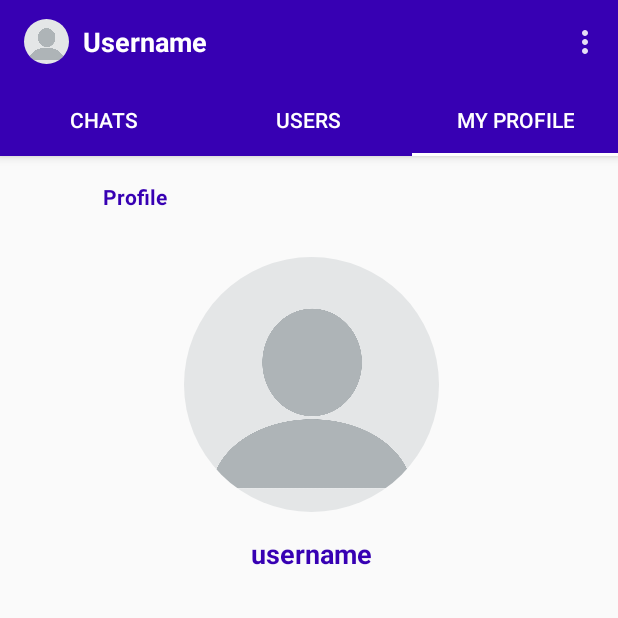
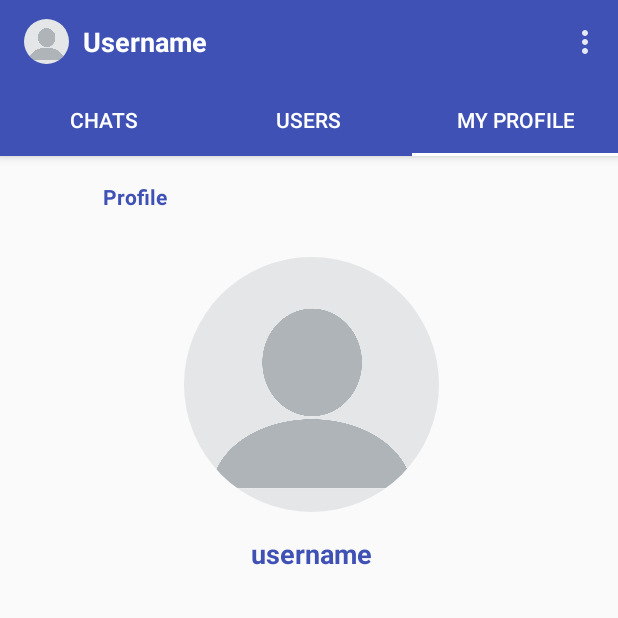
Before and after one commit to veeramika/Texta-FirebaseChatApp, an Android app: the screen it shows after launch once a user with an empty profile is signed in (MainActivity), tab 3 chosen, on a phone screen of 412 x 824 dp, the top half of it. Run offline under Robolectric (Android 15) with nearby library versions, the phone set to English and light mode, and no system bars; our stand-ins replace CircleImageView, Firebase (no records; nobody signed in at launch, a user with empty details on screens opened directly); Roboto replaces fonts that are not available here; 3 statements that could not run were skipped.

```diff
--- a/app/src/main/res/drawable-anydpi/ic_action_name.xml
+++ b/app/src/main/res/drawable-anydpi/ic_action_name.xml
@@ -3,7 +3,7 @@
     android:height="24dp"
     android:viewportWidth="24"
     android:viewportHeight="24"
-    android:tint="#BF490D"
+    android:tint="#29B2EF"
     android:alpha="0.8">
     <path
         android:fillColor="#FF000000"
--- a/app/src/main/res/drawable/background_right.xml
+++ b/app/src/main/res/drawable/background_right.xml
@@ -6,5 +6,5 @@
     android:radius="10dp"
     android:topRightRadius="0dp"/>
 
-<solid android:color="#ED6520"/>
+<solid android:color="#29B2EF"/>
 </shape>
--- a/app/src/main/res/layout/activity_main.xml
+++ b/app/src/main/res/layout/activity_main.xml
@@ -23,7 +23,7 @@
             android:id="@+id/main_toolbarID"
             android:layout_width="match_parent"
             android:layout_height="wrap_content"
-            android:background="@color/colorPrimaryDark"
+            android:background="#3F51B5"
             android:theme="@android:style/ThemeOverlay.Material.Dark.ActionBar"
             app:layout_constraintBottom_toBottomOf="parent"
             app:layout_constraintEnd_toEndOf="parent"
@@ -32,13 +32,12 @@
             app:layout_constraintTop_toTopOf="parent"
             app:layout_constraintVertical_bias="0.0"
             app:popupTheme="@style/MenuStyle">
+
             <de.hdodenhof.circleimageview.CircleImageView
                 android:id="@+id/msg_profile_image"
                 android:layout_width="30dp"
                 android:layout_height="30dp"
                 android:src="@drawable/emptydp" />
-
-
             <TextView
                 android:id="@+id/msg_usernameID"
                 android:layout_width="wrap_content"
@@ -55,10 +54,10 @@
 
         <com.google.android.material.tabs.TabLayout
             android:id="@+id/tab_layout"
-            android:fitsSystemWindows="true"
             android:layout_width="match_parent"
             android:layout_height="wrap_content"
-            android:background="@color/colorPrimaryDark"
+            android:background="#3F51B5"
+            android:fitsSystemWindows="true"
             app:layout_constraintBottom_toBottomOf="parent"
             app:layout_constraintEnd_toEndOf="parent"
             app:layout_constraintHorizontal_bias="0.0"
--- a/app/src/main/res/layout/bar_layout.xml
+++ b/app/src/main/res/layout/bar_layout.xml
@@ -1,10 +1,10 @@
 <?xml version="1.0" encoding="utf-8"?>
 <androidx.appcompat.widget.Toolbar xmlns:android="http://schemas.android.com/apk/res/android"
     xmlns:app="http://schemas.android.com/apk/res-auto"
-    android:fitsSystemWindows="true"
     android:id="@+id/main_app_barID"
     android:layout_width="match_parent"
     android:layout_height="wrap_content"
-    android:background="@color/colorPrimary"
+    android:background="#3F51B5"
+    android:fitsSystemWindows="true"
     android:theme="@android:style/ThemeOverlay.Material.Dark.ActionBar"
     app:popupTheme="@style/MenuStyle"></androidx.appcompat.widget.Toolbar>
--- a/app/src/main/res/layout/fragment_profile.xml
+++ b/app/src/main/res/layout/fragment_profile.xml
@@ -22,7 +22,7 @@
             android:layout_width="wrap_content"
             android:layout_height="wrap_content"
             android:text="Profile"
-            android:textColor="@color/colorPrimaryDark"
+            android:textColor="#3F51B5"
             android:textStyle="bold" />
 
         <TextView
@@ -34,7 +34,7 @@
             android:layout_marginTop="15dp"
             android:layout_marginBottom="20dp"
             android:text="username"
-            android:textColor="@color/colorPrimaryDark"
+            android:textColor="#3F51B5"
             android:textSize="18sp"
             android:textStyle="bold" />
 
--- a/app/src/main/res/values/styles.xml
+++ b/app/src/main/res/values/styles.xml
@@ -3,9 +3,9 @@
     <!-- Base application theme. -->
     <style name="AppTheme" parent="Theme.AppCompat.Light.NoActionBar">
         <!-- Customize your theme here. -->
-        <item name="colorPrimary">#520ECC</item>
-        <item name="colorPrimaryDark">#BF490D</item>
-        <item name="colorAccent">@color/colorAccent</item>
+        <item name="colorPrimary">#2196F3</item>
+        <item name="colorPrimaryDark">#3F51B5</item>
+        <item name="colorAccent">#00BCD4</item>
     </style>
 
     <style name="MenuStyle" parent="Theme.AppCompat.Light">
```
Also changed, not shown: app/src/main/java/com/rashmiappd/texta/Adapter/UserAdapter.java (+60 -1 lines), app/src/main/res/layout/activity_message.xml (+40 -36 lines), app/src/main/res/layout/user_item.xml (+12 -11 lines), app/src/main/res/drawable/bluebg.png (added), app/src/main/res/drawable/instabg.jpg (added), app/src/main/res/drawable/lightbluebg.png (added).
